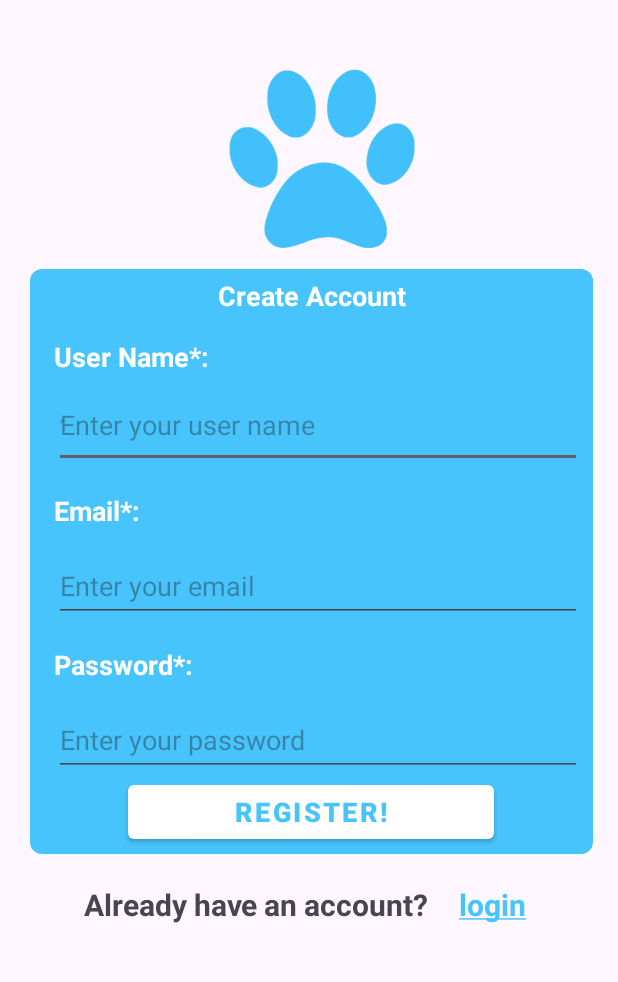
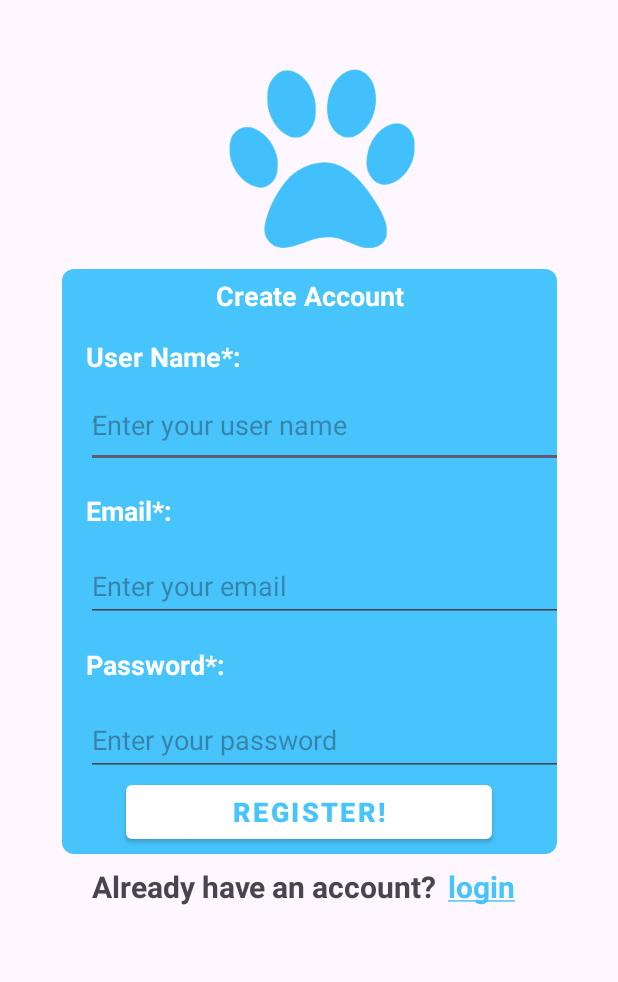
Before and after one commit to MBdeir/heroku-test, an Android app: the SignUpActivity screen opened directly, with no data from a screen before it, on a phone screen of 412 x 824 dp, the part 178-1160 px from its top. Run offline under Robolectric (Android 15) with nearby library versions, the phone set to English and light mode, and no system bars; our stand-ins replace Volley.

Commit message:
Fixed Signup screen

```diff
--- a/Mobile/app/src/main/res/layout/signup.xml
+++ b/Mobile/app/src/main/res/layout/signup.xml
@@ -12,11 +12,11 @@
         android:layout_marginStart="16dp"
         android:layout_marginLeft="16dp"
         android:layout_marginTop="16dp"
+        android:onClick="BackToMainScreen"
         android:text="( Back"
         android:textColor="@color/baby_blue"
         android:textSize="20sp"
         android:textStyle="bold"
-        android:onClick="BackToMainScreen"
         android:theme="@style/Theme.ButtonChangerWhite"
         app:layout_constraintStart_toStartOf="parent"
         app:layout_constraintTop_toTopOf="parent" />
@@ -28,8 +28,8 @@
         android:layout_marginTop="84dp"
         android:text="WildSight"
         android:textColor="@color/baby_blue"
+        android:textSize="25sp"
         android:textStyle="bold"
-        android:textSize="25sp"
         app:layout_constraintEnd_toEndOf="parent"
         app:layout_constraintHorizontal_bias="0.524"
         app:layout_constraintStart_toStartOf="parent"
@@ -48,13 +48,12 @@
 
     <LinearLayout
         android:id="@+id/linearLayout"
-        android:layout_width="375dp"
+        android:layout_width="330dp"
         android:layout_height="390dp"
-        android:layout_marginStart="20dp"
-        android:layout_marginLeft="20dp"
         android:layout_marginTop="8dp"
         android:background="@drawable/form_background"
         android:orientation="vertical"
+        app:layout_constraintEnd_toEndOf="parent"
         app:layout_constraintStart_toStartOf="parent"
         app:layout_constraintTop_toBottomOf="@+id/imageView">
 
@@ -63,9 +62,9 @@
             android:layout_width="322dp"
             android:layout_height="wrap_content"
             android:layout_gravity="center"
+            android:layout_marginTop="5sp"
             android:gravity="center"
             android:text="Create Account"
-            android:layout_marginTop="5sp"
             android:textColor="@color/white"
             android:textSize="18sp"
             android:textStyle="bold" />
@@ -136,8 +135,8 @@
             android:layout_width="244dp"
             android:layout_height="48dp"
             android:layout_gravity="center"
+            android:onClick="register"
             android:text="Register!"
-            android:onClick="register"
             android:textColor="@color/baby_blue"
             android:textSize="18sp"
             android:textStyle="bold"
@@ -148,29 +147,27 @@
         android:id="@+id/textView3"
         android:layout_width="wrap_content"
         android:layout_height="wrap_content"
-        android:layout_marginStart="56dp"
-        android:layout_marginLeft="56dp"
-        android:layout_marginTop="20dp"
+        android:layout_marginStart="20dp"
+        android:layout_marginLeft="20dp"
+        android:layout_marginTop="8dp"
         android:text="Already have an account?"
         android:textSize="20sp"
         android:textStyle="bold"
-        app:layout_constraintStart_toStartOf="parent"
+        app:layout_constraintStart_toStartOf="@+id/linearLayout"
         app:layout_constraintTop_toBottomOf="@+id/linearLayout" />
 
     <TextView
         android:id="@+id/login"
         android:layout_width="wrap_content"
         android:layout_height="wrap_content"
-        android:layout_marginStart="20dp"
-        android:layout_marginLeft="20dp"
+        android:layout_marginEnd="28dp"
+        android:layout_marginRight="28dp"
+        android:onClick="BackToLogInScreen"
         android:text=""
-        android:onClick="BackToLogInScreen"
         android:textColor="@color/baby_blue"
         android:textSize="20sp"
         android:textStyle="bold"
-        app:layout_constraintEnd_toEndOf="parent"
-        app:layout_constraintHorizontal_bias="0.0"
-        app:layout_constraintStart_toEndOf="@+id/textView3"
-        app:layout_constraintTop_toTopOf="@+id/textView3" />
+        app:layout_constraintBottom_toBottomOf="@+id/textView3"
+        app:layout_constraintEnd_toEndOf="@+id/linearLayout" />
 
 </androidx.constraintlayout.widget.ConstraintLayout>
```
